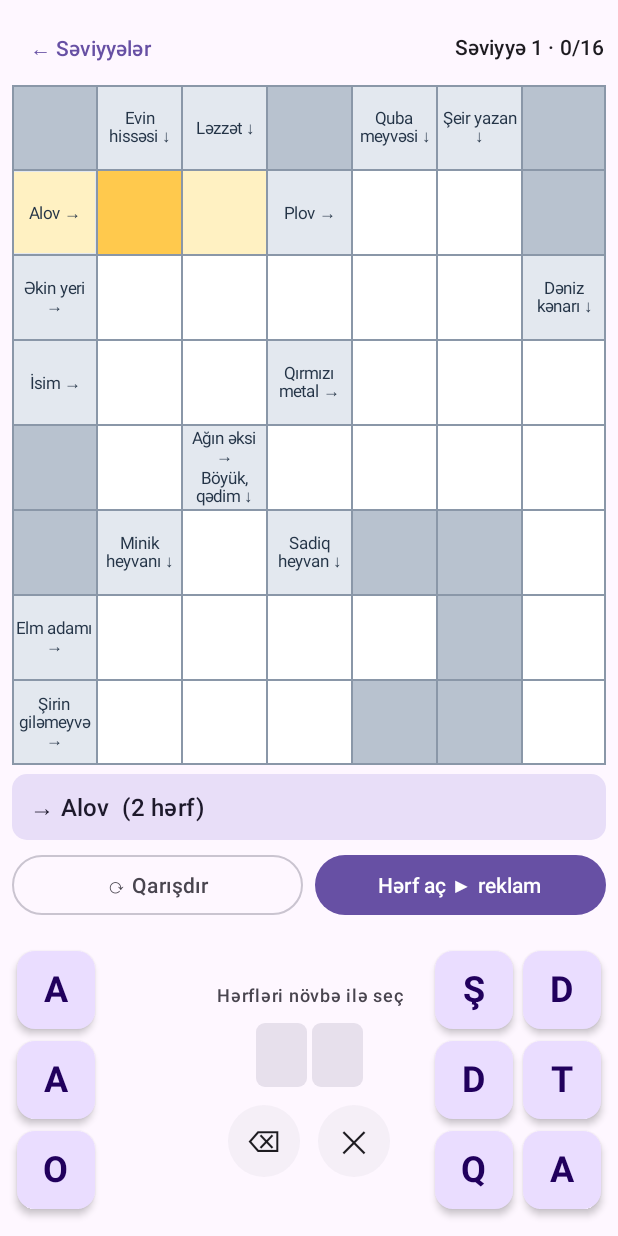
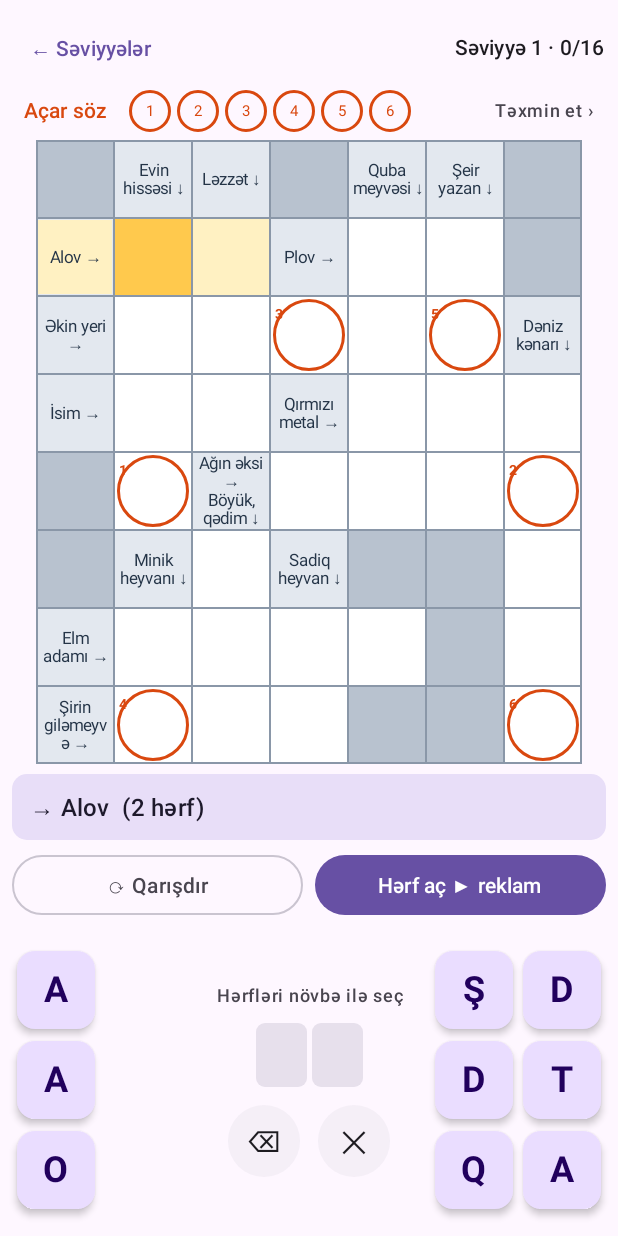
Before and after one commit to cabbari826-jpg/AAIdeas, an Android app built with Jetpack Compose: the screen it shows after launch (MainActivity), after a tap on "Davam et", on a phone screen of 412 x 824 dp. Run offline under Robolectric (Android 15) with nearby library versions, the phone set to English and light mode, and no system bars.

Commit message:
Add level key word (Scandinavian style)
Highlighted cells spell a key word; its strip fills in as words are solved.
Guessing it early gives 2 free hints, spent before rewarded ads.
Pack format: optional level.keyword {word, cells}; validated on load.

Co-Authored-By: Claude Opus 5.5 <noreply@anthropic.com>
Claude-Session: https://claude.ai/code/session_01PsJcdVR1yvfjfXhVq52ah8

```diff
--- a/crossword-app/app/src/main/java/com/aaideas/krossvord/data/ProgressStore.kt
+++ b/crossword-app/app/src/main/java/com/aaideas/krossvord/data/ProgressStore.kt
@@ -37,7 +37,7 @@ class ProgressStore(context: Context) {
         }.toSet()
 
     fun resetLevel(levelId: String) {
-        prefs.edit().remove("typed_$levelId").remove("revealed_$levelId").remove("clues_$levelId")
+        prefs.edit().remove("typed_$levelId").remove("revealed_$levelId").remove("clues_$levelId").remove("keyword_$levelId")
             .putStringSet(KEY_DONE, completedLevels() - levelId).apply()
     }
 
@@ -60,6 +60,14 @@ class ProgressStore(context: Context) {
         get() = prefs.getBoolean(KEY_EXTRA, false)
         set(v) = prefs.edit().putBoolean(KEY_EXTRA, v).apply()
 
+    /** Hints earned in game (e.g. key word bonus); spent before asking for an ad. */
+    var freeHints: Int
+        get() = prefs.getInt(KEY_FREE_HINTS, 0)
+        set(v) = prefs.edit().putInt(KEY_FREE_HINTS, v).apply()
+
+    fun saveKeywordGuessed(levelId: String) = prefs.edit().putBoolean("keyword_$levelId", true).apply()
+    fun loadKeywordGuessed(levelId: String) = prefs.getBoolean("keyword_$levelId", false)
+
     fun saveOpenedClues(levelId: String, ids: Set<Int>) {
         prefs.edit().putString("clues_$levelId", ids.joinToString(",")).apply()
     }
@@ -71,6 +79,7 @@ class ProgressStore(context: Context) {
         const val KEY_INPUT = "input_mode"
         const val KEY_HIDE_CLUES = "hide_clues_v2"
         const val KEY_EXTRA = "extra_letters"
+        const val KEY_FREE_HINTS = "free_hints"
         const val KEY_DONE = "completed"
         const val KEY_SINCE_AD = "levels_since_interstitial"
     }
--- a/crossword-app/app/src/main/java/com/aaideas/krossvord/model/GameState.kt
+++ b/crossword-app/app/src/main/java/com/aaideas/krossvord/model/GameState.kt
@@ -10,6 +10,8 @@ data class GameState(
     val revealed: Set<Cell> = emptySet(),
     /** Ids of entries whose clue the player has opened (used when clues start hidden). */
     val openedClues: Set<Int> = emptySet(),
+    /** The player guessed the key word before all its letters were in the grid. */
+    val keywordGuessed: Boolean = false,
     val selectedCell: Cell? = null,
     val direction: Direction = Direction.ACROSS,
 ) {
@@ -30,6 +32,27 @@ data class GameState(
     val isComplete: Boolean get() = board.solution.all { (c, ch) -> typed[c] == ch }
 
     val solvedCount: Int get() = board.level.entries.count { isEntrySolved(it) }
+
+    val keyword: Keyword? get() = board.level.keyword
+
+    /** Key word letters known so far: a letter appears once its cell is settled (solved or revealed). */
+    val keywordLetters: List<Char?>
+        get() {
+            val k = keyword ?: return emptyList()
+            val word = AzText.letters(k.word)
+            if (keywordGuessed) return word
+            return k.cellList.map { c -> if (isLocked(c)) board.solution[c] else null }
+        }
+
+    val isKeywordKnown: Boolean get() = keywordLetters.isNotEmpty() && keywordLetters.all { it != null }
+
+    /** Guess the key word early. Returns the new state and whether this guess earned the bonus. */
+    fun guessKeyword(text: String): Pair<GameState, Boolean> {
+        val k = keyword ?: return this to false
+        if (isKeywordKnown) return this to false
+        val ok = AzText.normalize(text.trim()) == AzText.normalize(k.word)
+        return if (ok) copy(keywordGuessed = true) to true else this to false
+    }
 
     fun isClueOpen(e: Entry) = e.id in openedClues || isEntrySolved(e)
 
--- a/crossword-app/app/src/main/java/com/aaideas/krossvord/model/Puzzle.kt
+++ b/crossword-app/app/src/main/java/com/aaideas/krossvord/model/Puzzle.kt
@@ -27,6 +27,19 @@ data class Entry(
     }
 }
 
+/**
+ * Scandinavian "key word": highlighted letter cells whose letters, in order, spell a bonus word.
+ * [cells] are [row, col] pairs.
+ */
+@Serializable
+data class Keyword(
+    val word: String,
+    val cells: List<List<Int>>,
+    val source: String = "",
+) {
+    val cellList: List<Cell> by lazy { cells.map { Cell(it[0], it[1]) } }
+}
+
 @Serializable
 data class Level(
     val id: String,
@@ -34,6 +47,7 @@ data class Level(
     val cols: Int,
     val difficulty: Int = 1,
     val entries: List<Entry>,
+    val keyword: Keyword? = null,
 )
 
 @Serializable
@@ -98,6 +112,14 @@ class Board(val level: Level) {
             }
         }
         for (cell in clues.keys) require(cell !in sol) { "${level.id}: $cell is both a clue and a letter" }
+        level.keyword?.let { k ->
+            val cells = k.cellList
+            require(k.cells.all { it.size == 2 }) { "${level.id}: keyword cells must be [row, col]" }
+            require(cells.toSet().size == cells.size) { "${level.id}: keyword uses a cell twice" }
+            require(cells.all { it in sol }) { "${level.id}: keyword cell is not a letter cell" }
+            val spelled = cells.map { sol.getValue(it) }
+            require(spelled == AzText.letters(k.word)) { "${level.id}: keyword cells spell ${spelled.joinToString("")}, not ${k.word}" }
+        }
         solution = sol
         entriesAt = at
         cluesAt = clues
--- a/crossword-app/app/src/main/java/com/aaideas/krossvord/ui/GameViewModel.kt
+++ b/crossword-app/app/src/main/java/com/aaideas/krossvord/ui/GameViewModel.kt
@@ -28,6 +28,9 @@ enum class Screen { HOME, LEVELS, PUZZLE, SETTINGS }
 enum class InputMode { COLUMNS, TILES, KEYBOARD }
 
 enum class WordFeedback { RIGHT, WRONG }
+
+/** Free hints for guessing the key word before its letters are all in the grid. */
+const val KEYWORD_BONUS_HINTS = 2
 
 class GameViewModel(app: Application) : AndroidViewModel(app) {
     val packs: List<Pack> = PackRepository(app).bundledPacks()
@@ -66,6 +69,31 @@ class GameViewModel(app: Application) : AndroidViewModel(app) {
         private set
     var mistakes by mutableStateOf(0)
         private set
+    var freeHints by mutableStateOf(progress.freeHints)
+        private set
+    var showKeywordDialog by mutableStateOf(false)
+        private set
+    var keywordWrong by mutableStateOf(false)
+        private set
+
+    fun openKeywordDialog() {
+        val s = game ?: return
+        if (s.keyword != null && !s.isKeywordKnown) { keywordWrong = false; showKeywordDialog = true }
+    }
+
+    fun closeKeywordDialog() { showKeywordDialog = false }
+
+    fun guessKeyword(text: String) {
+        val s = game ?: return
+        val (next, ok) = s.guessKeyword(text)
+        if (ok) {
+            freeHints = freeHints + KEYWORD_BONUS_HINTS
+            progress.freeHints = freeHints
+            progress.saveKeywordGuessed(s.board.level.id)
+            game = next
+            showKeywordDialog = false
+        } else keywordWrong = true
+    }
     /** Bumped by the shuffle button to reorder the tiles. */
     var tileShuffle by mutableStateOf(0)
         private set
@@ -166,7 +194,8 @@ class GameViewModel(app: Application) : AndroidViewModel(app) {
         game = GameState.start(board).copy(
             typed = progress.loadTyped(level.id),
             revealed = progress.loadRevealed(level.id),
-        ).let { s -> progress.loadOpenedClues(level.id)?.let { s.copy(openedClues = it) } ?: s }.let { s -> s.selectEntry(level.entries.firstOrNull { !s.isEntrySolved(it) } ?: level.entries.first()) }
+        ).let { s -> progress.loadOpenedClues(level.id)?.let { s.copy(openedClues = it) } ?: s }
+            .copy(keywordGuessed = progress.loadKeywordGuessed(level.id)).let { s -> s.selectEntry(level.entries.firstOrNull { !s.isEntrySolved(it) } ?: level.entries.first()) }
         showCompletion = false
         feedback = null
         draftPicks = emptyList()
@@ -194,6 +223,11 @@ class GameViewModel(app: Application) : AndroidViewModel(app) {
     /** Hint: free for premium, otherwise after a rewarded (placeholder) ad. */
     fun hint() {
         if (premium.isPremium.value) update { it.revealLetter() }
+        else if (freeHints > 0) {
+            freeHints--
+            progress.freeHints = freeHints
+            update { it.revealLetter() }
+        }
         else ads.showRewarded("Hərf aç") { update { it.revealLetter() } }
     }
 
--- a/crossword-app/app/src/main/java/com/aaideas/krossvord/ui/PuzzleScreen.kt
+++ b/crossword-app/app/src/main/java/com/aaideas/krossvord/ui/PuzzleScreen.kt
@@ -20,6 +20,7 @@ import androidx.compose.foundation.layout.fillMaxWidth
 import androidx.compose.foundation.layout.height
 import androidx.compose.foundation.layout.padding
 import androidx.compose.foundation.layout.size
+import androidx.compose.foundation.layout.width
 import androidx.compose.foundation.shape.RoundedCornerShape
 import androidx.compose.foundation.text.BasicText
 import androidx.compose.foundation.text.TextAutoSize
@@ -27,12 +28,15 @@ import androidx.compose.material3.AlertDialog
 import androidx.compose.material3.Button
 import androidx.compose.material3.MaterialTheme
 import androidx.compose.material3.OutlinedButton
+import androidx.compose.material3.OutlinedTextField
 import androidx.compose.material3.Surface
 import androidx.compose.material3.Text
 import androidx.compose.material3.TextButton
 import androidx.compose.runtime.Composable
 import androidx.compose.runtime.LaunchedEffect
 import androidx.compose.runtime.remember
+import androidx.compose.runtime.mutableStateOf
+import androidx.compose.runtime.setValue
 import androidx.compose.runtime.getValue
 import androidx.compose.runtime.key
 import androidx.compose.ui.graphics.graphicsLayer
@@ -78,6 +82,7 @@ fun PuzzleScreen(vm: GameViewModel, isPremium: Boolean) {
                 style = MaterialTheme.typography.titleSmall,
             )
         }
+        if (game.keyword != null) KeywordStrip(game.keywordLetters, game.isKeywordKnown, vm::openKeywordDialog)
         BoxWithConstraints(Modifier.fillMaxWidth().weight(1f), contentAlignment = Alignment.Center) {
             val cell = min(maxWidth / game.board.cols, maxHeight / game.board.rows)
             Grid(game, cell, preview, vm.feedback, vm::isClueShown, vm::tapCell)
@@ -87,7 +92,13 @@ fun PuzzleScreen(vm: GameViewModel, isPremium: Boolean) {
             if (columns) OutlinedButton(onClick = vm::shuffleTiles, modifier = Modifier.weight(1f)) { Text("⟳ Qarışdır") }
             else OutlinedButton(onClick = vm::clearWord, modifier = Modifier.weight(1f)) { Text("Sözü sil") }
             Button(onClick = vm::hint, modifier = Modifier.weight(1f)) {
-                Text(if (isPremium) "Hərf aç" else "Hərf aç ▶ reklam")
+                Text(
+                    when {
+                        isPremium -> "Hərf aç"
+                        vm.freeHints > 0 -> "Hərf aç (${vm.freeHints} pulsuz)"
+                        else -> "Hərf aç ▶ reklam"
+                    }
+                )
             }
         }
         val entry = game.activeEntry
@@ -106,11 +117,17 @@ fun PuzzleScreen(vm: GameViewModel, isPremium: Boolean) {
             )
         }
     }
+    if (vm.showKeywordDialog) KeywordDialog(vm)
     if (vm.showCompletion) {
         AlertDialog(
             onDismissRequest = vm::dismissCompletion,
             title = { Text("Təbriklər!") },
-            text = { Text("Səviyyə ${vm.currentLevelNumber} həll olundu.") },
+            text = {
+                Text(
+                    "Səviyyə ${vm.currentLevelNumber} həll olundu." +
+                        (game.keyword?.let { "\nAçar söz: ${it.word}" } ?: "")
+                )
+            },
             confirmButton = { Button(onClick = vm::nextLevel) { Text("Növbəti") } },
             dismissButton = { TextButton(onClick = vm::dismissCompletion) { Text("Bağla") } },
         )
@@ -174,10 +191,21 @@ private fun LetterCell(
         else -> colors.letterCell
     }
     val ch = preview ?: game.typed[cell]
+    val keywordIndex = game.keyword?.cellList?.indexOf(cell) ?: -1
     Box(
         modifier.background(bg).semantics { contentDescription = "Xana ${cell.row + 1}, ${cell.col + 1}: ${ch ?: "boş"}" },
         contentAlignment = Alignment.Center,
     ) {
+        if (keywordIndex >= 0) {
+            Box(Modifier.fillMaxSize().padding(2.dp).border(2.dp, colors.keyword, RoundedCornerShape(50)))
+            Text(
+                "${keywordIndex + 1}",
+                fontSize = (size.value * 0.18f).sp,
+                color = colors.keyword,
+                fontWeight = FontWeight.Bold,
+                modifier = Modifier.align(Alignment.TopStart).padding(start = 3.dp),
+            )
+        }
         if (ch != null) {
             Text(
                 ch.toString(),
@@ -448,3 +476,57 @@ private fun SmallAction(label: String, description: String, enabled: Boolean, on
         Box(contentAlignment = Alignment.Center) { Text(label, fontSize = 20.sp) }
     }
 }
+
+/** The level's key word: slots fill in as its highlighted cells are solved; tap to guess early. */
+@Composable
+private fun KeywordStrip(letters: List<Char?>, known: Boolean, onGuess: () -> Unit) {
+    val colors = LocalGridColors.current
+    Row(
+        Modifier.fillMaxWidth().clickable(enabled = !known, onClick = onGuess).padding(vertical = 4.dp, horizontal = 8.dp),
+        verticalAlignment = Alignment.CenterVertically,
+        horizontalArrangement = Arrangement.spacedBy(4.dp),
+    ) {
+        Text("Açar söz", style = MaterialTheme.typography.labelLarge, color = colors.keyword)
+        Spacer(Modifier.width(6.dp))
+        letters.forEachIndexed { i, ch ->
+            Box(
+                Modifier.size(28.dp).border(2.dp, colors.keyword, RoundedCornerShape(50)),
+                contentAlignment = Alignment.Center,
+            ) {
+                Text(ch?.toString() ?: "${i + 1}", fontSize = if (ch != null) 15.sp else 10.sp,
+                    fontWeight = if (ch != null) FontWeight.Bold else FontWeight.Normal,
+                    color = if (ch != null) MaterialTheme.colorScheme.onSurface else colors.keyword)
+            }
+        }
+        Spacer(Modifier.weight(1f))
+        Text(
+            if (known) "✓" else "Təxmin et ›",
+            style = MaterialTheme.typography.labelMedium,
+            color = MaterialTheme.colorScheme.onSurfaceVariant,
+        )
+    }
+}
+
+@Composable
+private fun KeywordDialog(vm: GameViewModel) {
+    var text by remember { mutableStateOf("") }
+    AlertDialog(
+        onDismissRequest = vm::closeKeywordDialog,
+        title = { Text("Açar sözü təxmin et") },
+        text = {
+            Column {
+                Text("Düz cavab: +$KEYWORD_BONUS_HINTS pulsuz ipucu.")
+                Spacer(Modifier.height(8.dp))
+                OutlinedTextField(
+                    value = text,
+                    onValueChange = { text = it },
+                    singleLine = true,
+                    isError = vm.keywordWrong,
+                    supportingText = { if (vm.keywordWrong) Text("Yox, başqa söz") },
+                )
+            }
+        },
+        confirmButton = { Button(onClick = { vm.guessKeyword(text) }, enabled = text.isNotBlank()) { Text("Yoxla") } },
+        dismissButton = { TextButton(onClick = vm::closeKeywordDialog) { Text("Bağla") } },
+    )
+}
--- a/crossword-app/app/src/main/java/com/aaideas/krossvord/ui/Theme.kt
+++ b/crossword-app/app/src/main/java/com/aaideas/krossvord/ui/Theme.kt
@@ -23,19 +23,20 @@ data class GridColors(
     val wrong: Color,
     val revealed: Color,
     val line: Color,
+    val keyword: Color,
 )
 
 private val LightGrid = GridColors(
     clueCell = Color(0xFFE3E8EF), clueText = Color(0xFF243447), emptyCell = Color(0xFFB8C2CF),
     letterCell = Color.White, letter = Color(0xFF14202E), activeWord = Color(0xFFFFF1C2),
     activeCell = Color(0xFFFFC94D), solved = Color(0xFFDDF3E3), wrong = Color(0xFFFFD9D6),
-    revealed = Color(0xFF2F6FB5), line = Color(0xFF8A97A8),
+    revealed = Color(0xFF2F6FB5), line = Color(0xFF8A97A8), keyword = Color(0xFFD9480F),
 )
 private val DarkGrid = GridColors(
     clueCell = Color(0xFF2A3442), clueText = Color(0xFFD8E1EC), emptyCell = Color(0xFF151B23),
     letterCell = Color(0xFF1E2630), letter = Color(0xFFF1F4F8), activeWord = Color(0xFF4A4127),
     activeCell = Color(0xFF8C6D1F), solved = Color(0xFF1F3B2A), wrong = Color(0xFF4A2522),
-    revealed = Color(0xFF7FB2EB), line = Color(0xFF3B4757),
+    revealed = Color(0xFF7FB2EB), line = Color(0xFF3B4757), keyword = Color(0xFFFFA94D),
 )
 
 val LocalGridColors = staticCompositionLocalOf { LightGrid }
```
Also changed, not shown: crossword-app/app/src/main/assets/packs/az-starter.json (+58 -2 lines), 2 other files.
